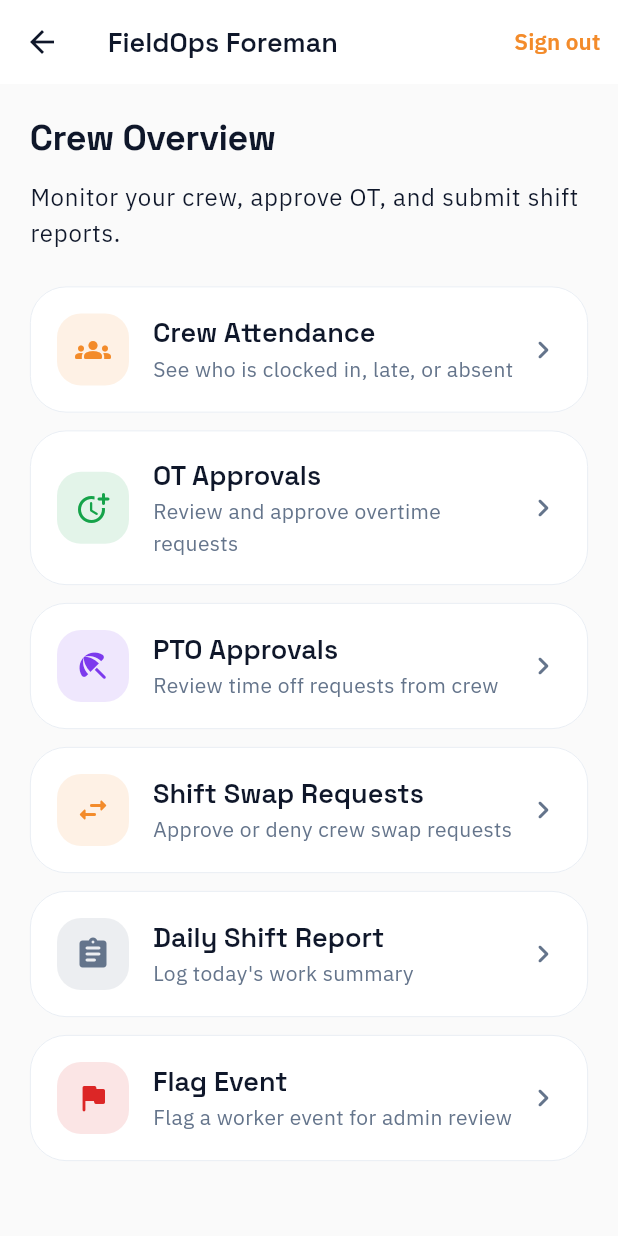
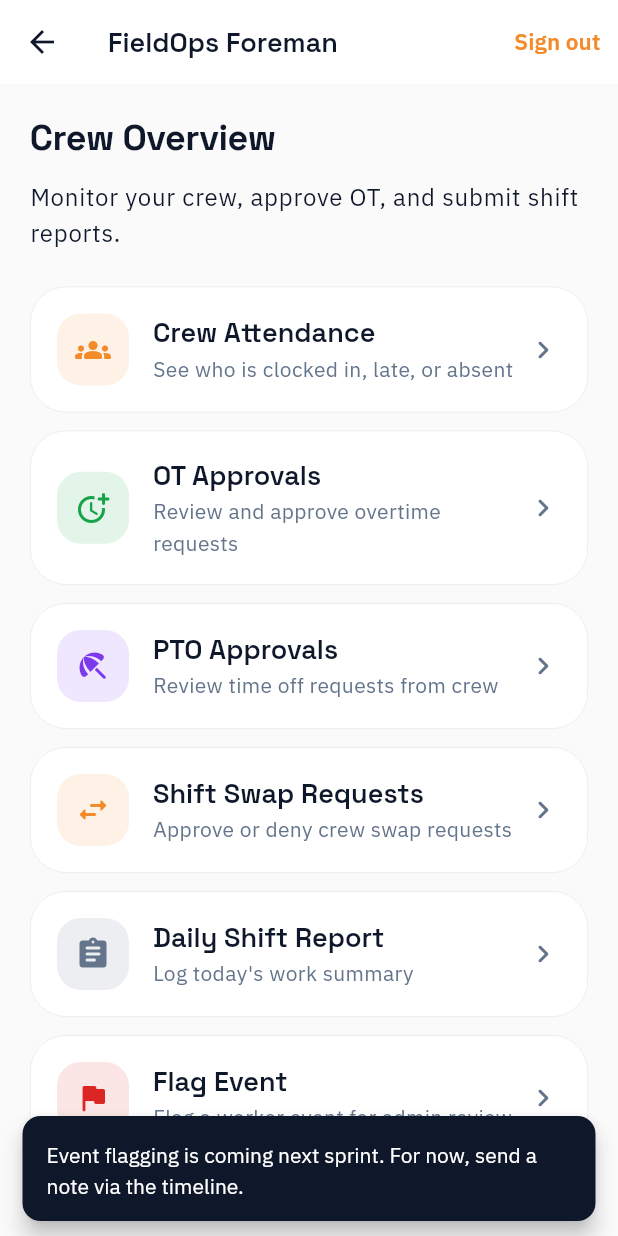
Before and after one commit to seancheick/FieldOpsAi, a Flutter app: the ForemanHomeScreen screen opened directly, after a tap on "Flag Event", on a phone screen of 412 x 824 dp. Run offline on Flutter 3.47's test engine with Material 3 defaults, Android fonts, the phone set to English and light mode, and no system bars; our stand-ins replace camera, connectivity_plus, drift, flutter_riverpod, flutter_secure_storage, geolocator and 4 more; accounts and stored records are empty; generated files the repository leaves out were written again.

Commit message:
fix(mobile): replace 2 dead-button TODOs on foreman home with friendly toast
Beta-readiness pass surfaced two QuickActionCards on the foreman home
screen whose onTap was just `// TODO`. Tapping "Daily Shift Report" or
"Flag Event" silently did nothing — first-impression bug for a foreman
opening the app on day one with a real client crew.

Both now show a SnackBar with a one-line "coming next sprint" message
(and a workaround for Flag Event: "send a note via the timeline").
Buttons stay visible because they're real features in the 8.11
roadmap; hiding them would lose discoverability.

Deferred features still tracked: shift report form + event flagging.

https://claude.ai/code/session_da4827ef-b134-4b8f-ac2c-36b1ad1fda62

```diff
--- a/apps/fieldops_mobile/lib/features/foreman/presentation/foreman_home_screen.dart
+++ b/apps/fieldops_mobile/lib/features/foreman/presentation/foreman_home_screen.dart
@@ -104,9 +104,10 @@ class ForemanHomeScreen extends ConsumerWidget {
               title: 'Daily Shift Report',
               subtitle: 'Log today\'s work summary',
               color: palette.steel,
-              onTap: () {
-                // TODO: Navigate to shift report form
-              },
+              onTap: () => _showComingSoon(
+                context,
+                'Daily shift reports are coming next sprint.',
+              ),
             ),
             const SizedBox(height: 12),
             _QuickActionCard(
@@ -114,13 +115,21 @@ class ForemanHomeScreen extends ConsumerWidget {
               title: 'Flag Event',
               subtitle: 'Flag a worker event for admin review',
               color: palette.danger,
-              onTap: () {
-                // TODO: Navigate to event flagging
-              },
+              onTap: () => _showComingSoon(
+                context,
+                'Event flagging is coming next sprint. For now, send a note '
+                'via the timeline.',
+              ),
             ),
           ],
         ),
       ),
+    );
+  }
+
+  void _showComingSoon(BuildContext context, String message) {
+    ScaffoldMessenger.of(context).showSnackBar(
+      SnackBar(content: Text(message), duration: const Duration(seconds: 4)),
     );
   }
 }
```
